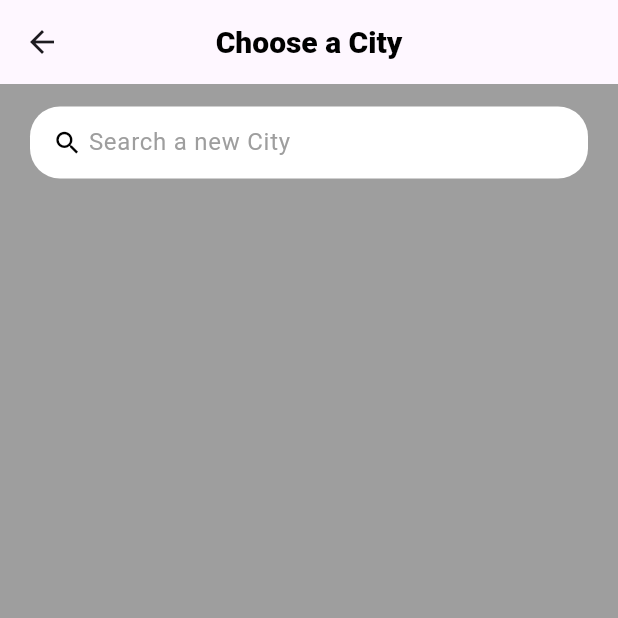
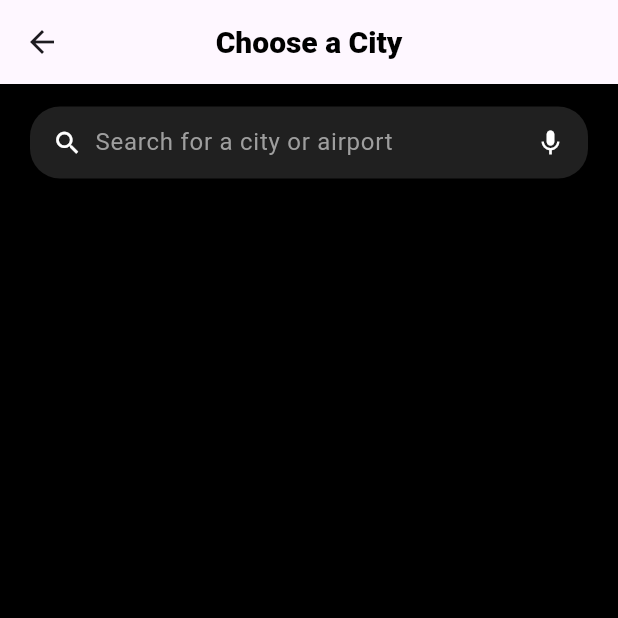
Before and after one commit to minzayarmaung/Flutter_is_Fun, a Flutter app: the ChooseLocation screen opened directly, on a phone screen of 412 x 824 dp, the top half of it. Run offline on Flutter 3.47's test engine with Material 3 defaults, Android fonts, the light colour scheme and no system bars; our stand-ins replace bloc, equatable, flutter_bloc, geocoding, geolocator, image_picker and 2 more.

Commit message:
weather app choose location in progress

```diff
--- /dev/null
+++ b/weatherapplication/lib/constraints/colors.dart
@@ -0,0 +1,9 @@
+import 'package:flutter/material.dart';
+
+const Color tdRed = Color(0xFFDA4040);
+const Color tdBlue = Color(0xFF5F52EE);
+
+const Color tdBlack = Color(0xFF3A3A3A);
+const Color tdGrey = Color(0xFF717171);
+
+const Color tdBGColor = Color(0xFFEEEFF5);
--- a/weatherapplication/lib/screens/choose_location.dart
+++ b/weatherapplication/lib/screens/choose_location.dart
@@ -1,5 +1,6 @@
 import 'package:flutter/cupertino.dart';
 import 'package:flutter/material.dart';
+import 'package:weatherapplication/constraints/colors.dart';
 
 class ChooseLocation extends StatefulWidget {
   @override
@@ -13,7 +14,7 @@ class _ChooseLocationState extends State<ChooseLocation> {
   @override
   Widget build(BuildContext context) {
     return Scaffold(
-      backgroundColor: Colors.grey,
+      backgroundColor: Colors.black,
       appBar: AppBar(
         centerTitle: true,
         title: Text(
@@ -59,19 +60,30 @@ class _ChooseLocationState extends State<ChooseLocation> {
     return Container(
       padding: EdgeInsets.symmetric(horizontal: 15),
       decoration: BoxDecoration(
-          color: Colors.white, borderRadius: BorderRadius.circular(20)),
+        color: Colors.grey.withOpacity(0.2), // Adjust opacity for transparency
+        borderRadius: BorderRadius.circular(20),
+      ),
       child: TextField(
         //onChanged: (value) => ,
+        style: TextStyle(color: Colors.white), // Change text color
         decoration: InputDecoration(
-          contentPadding: EdgeInsets.all(0),
+          contentPadding:
+              EdgeInsets.symmetric(vertical: 10), // Adjust vertical padding
           prefixIcon: Icon(
             Icons.search,
-            color: Colors.black,
+            color: Colors.white, // Change icon color
+            size: 20,
+          ),
+          suffixIcon: Icon(
+            Icons.mic,
+            color: Colors.white, // Change icon color
             size: 20,
           ),
           prefixIconConstraints: BoxConstraints(maxHeight: 20, minHeight: 20),
+          suffixIconConstraints: BoxConstraints(
+              maxHeight: 20, minHeight: 20), // Added constraint for mic icon
           border: InputBorder.none,
-          hintText: 'Search a new City',
+          hintText: ' Search for a city or airport',
           hintStyle: TextStyle(color: Colors.grey),
         ),
       ),
```
